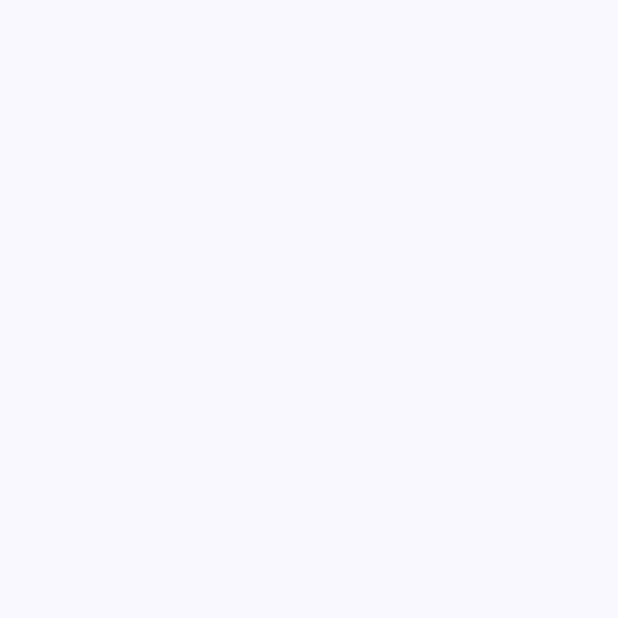
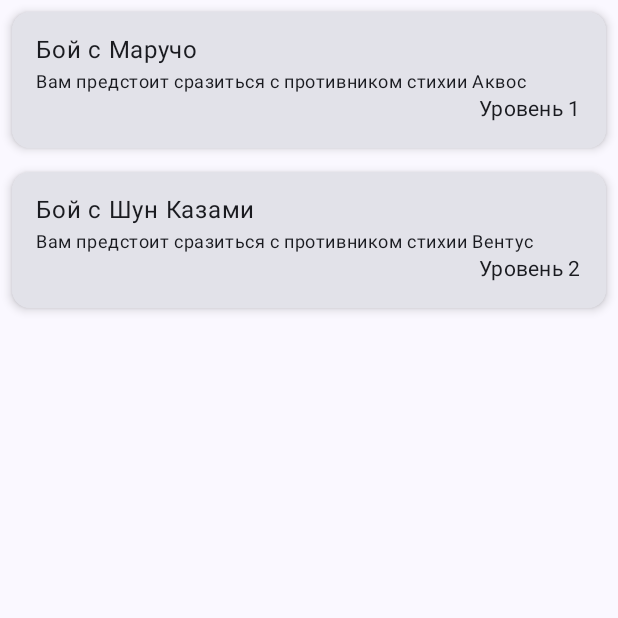
Before and after one commit to SergeiKrainyukov/BakuganBattleChampions, an Android app built with Jetpack Compose: the BattlesScreen screen opened through its navigation route, on a phone screen of 412 x 824 dp, the top half of it. Before the commit the part shown is empty. Run offline under Robolectric (Android 15) with nearby library versions, the phone set to English and light mode, and no system bars.

Commit message:
Добавлен экран кампании

```diff
--- /dev/null
+++ b/app/src/main/java/com/animeGames/bakuganbattlechampions/BattlesScreen.kt
@@ -0,0 +1,87 @@
+package com.animeGames.bakuganbattlechampions
+
+import androidx.compose.foundation.layout.*
+import androidx.compose.foundation.lazy.LazyColumn
+import androidx.compose.foundation.lazy.items
+import androidx.compose.material3.Card
+import androidx.compose.material3.CardDefaults
+import androidx.compose.material3.CardElevation
+import androidx.compose.material3.MaterialTheme
+import androidx.compose.material3.Text
+import androidx.compose.runtime.Composable
+import androidx.compose.ui.Alignment
+import androidx.compose.ui.Modifier
+import androidx.compose.ui.text.style.TextOverflow
+import androidx.compose.ui.tooling.preview.Preview
+import androidx.compose.ui.unit.dp
+import androidx.navigation.compose.rememberNavController
+import com.animeGames.bakuganbattlechampions.ui.theme.BakuganBattleChampionsTheme
+
+data class CardItem(
+    val title: String,
+    val description: String,
+    val level: String
+)
+
+@Composable
+fun CardsScreen(cardItems: List<CardItem>) {
+    LazyColumn {
+        items(cardItems) { cardItem ->
+            CardItemView(cardItem)
+        }
+    }
+}
+
+@Composable
+fun CardItemView(cardItem: CardItem) {
+    Card(
+        modifier = Modifier
+            .fillMaxWidth()
+            .padding(8.dp),
+        elevation = CardDefaults.cardElevation(defaultElevation = 4.dp)
+    ) {
+        Column(
+            modifier = Modifier
+                .fillMaxWidth()
+                .padding(16.dp)
+        ) {
+            Text(
+                text = cardItem.title,
+                style = MaterialTheme.typography.bodyLarge,
+                modifier = Modifier.align(Alignment.Start)
+            )
+            Spacer(modifier = Modifier.height(4.dp))
+            Text(
+                text = cardItem.description,
+                style = MaterialTheme.typography.bodySmall,
+                maxLines = 3,
+                overflow = TextOverflow.Ellipsis,
+                modifier = Modifier.align(Alignment.Start)
+            )
+            Spacer(modifier = Modifier.weight(1f))
+            Text(
+                text = cardItem.level,
+                style = MaterialTheme.typography.bodyMedium,
+                modifier = Modifier.align(Alignment.End)
+            )
+        }
+    }
+}
+
+@Composable
+fun BattlesScreen() {
+    val cardItems = listOf(
+        CardItem("Бой с Маручо", "Вам предстоит сразиться с противником стихии Аквос", "Уровень 1"),
+        CardItem("Бой с Шун Казами", "Вам предстоит сразиться с противником стихии Вентус", "Уровень 2"),
+    )
+
+    CardsScreen(cardItems)
+}
+
+@Preview(showBackground = true)
+@Composable
+fun BattlesScreenPreview() {
+    BakuganBattleChampionsTheme {
+        BattlesScreen()
+    }
+}
--- a/app/src/main/java/com/animeGames/bakuganbattlechampions/MainActivity.kt
+++ b/app/src/main/java/com/animeGames/bakuganbattlechampions/MainActivity.kt
@@ -18,7 +18,6 @@ class MainActivity : ComponentActivity() {
         super.onCreate(savedInstanceState)
         setContent {
             BakuganBattleChampionsTheme {
-                // A surface container using the 'background' color from the theme
                 Surface(
                     modifier = Modifier.fillMaxSize(),
                     color = MaterialTheme.colorScheme.background
@@ -35,7 +34,7 @@ fun App() {
     val navController = rememberNavController()
     NavHost(navController = navController, startDestination = "main") {
         composable("main") { MenuScreen(navController) }
-        composable("campaign") { /* ... */ }
+        composable("campaign") { BattlesScreen() }
         composable("collections") { /* ... */ }
         composable("shop") { /* ... */ }
         composable("settings") { /* ... */ }
```
